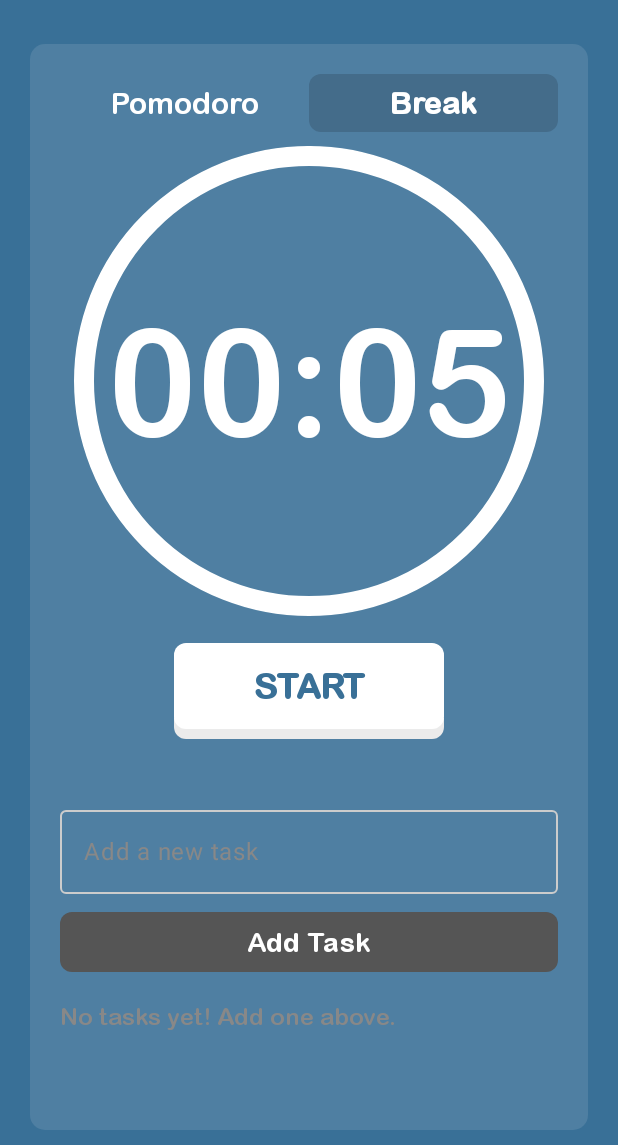
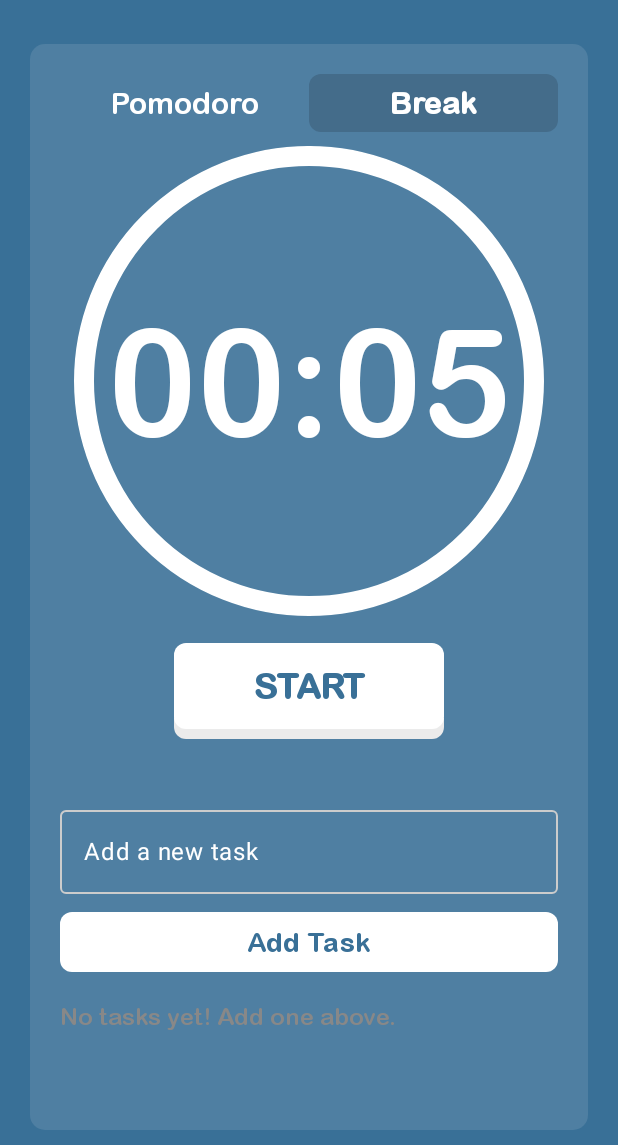
Before and after one commit to frhnHanif/Bisafokus, an Android app built with Jetpack Compose: the BreakScreen screen opened through its navigation route, on a phone screen of 412 x 824 dp, the part 91-1236 px from its top. Run offline under Robolectric (Android 15) with nearby library versions, the phone set to English and light mode, and no system bars; our stand-ins replace accompanist.

Commit message:
Minor UI Update

```diff
--- a/app/src/main/java/com/application/pomofocus/MainActivity.kt
+++ b/app/src/main/java/com/application/pomofocus/MainActivity.kt
@@ -376,7 +376,7 @@ fun PomodoroScreen(
                     OutlinedTextField(
                         value = newTaskText,
                         onValueChange = { onNewTaskTextChanged(it) },
-                        label = { Text("Add a new task", color = Color.Gray) },
+                        label = { Text("Add a new task", color = Color.White) },
                         modifier = Modifier.fillMaxWidth(),
                         singleLine = true,
                         colors = OutlinedTextFieldDefaults.colors(
@@ -403,10 +403,10 @@ fun PomodoroScreen(
                             }
                         },
                         modifier = Modifier.fillMaxWidth(),
-                        colors = ButtonDefaults.buttonColors(containerColor = Color(0xFF555555)),
+                        colors = ButtonDefaults.buttonColors(containerColor = Color(0xFFFFFFFF)),
                         shape = RoundedCornerShape(8.dp)
                     ) {
-                        Text("Add Task", color = Color.White, fontFamily = font, fontSize = 18.sp)
+                        Text("Add Task", color = BackPomodoro, fontFamily = font, fontSize = 18.sp)
                     }
 
                     Spacer(modifier = Modifier.height(16.dp))
@@ -415,7 +415,7 @@ fun PomodoroScreen(
                     if (tasks.isEmpty()) {
                         Text(
                             text = "No tasks yet! Add one above.",
-                            color = Color.Gray,
+                            color = Color.White,
                             fontFamily = font,
                             fontSize = 16.sp,
                             modifier = Modifier.fillMaxWidth()
@@ -633,7 +633,7 @@ fun BreakScreen(
                     OutlinedTextField(
                         value = newTaskText,
                         onValueChange = { onNewTaskTextChanged(it) },
-                        label = { Text("Add a new task", color = Color.Gray) },
+                        label = { Text("Add a new task", color = Color.White) },
                         modifier = Modifier.fillMaxWidth(),
                         singleLine = true,
                         colors = OutlinedTextFieldDefaults.colors(
@@ -660,10 +660,10 @@ fun BreakScreen(
                             }
                         },
                         modifier = Modifier.fillMaxWidth(),
-                        colors = ButtonDefaults.buttonColors(containerColor = Color(0xFF555555)),
+                        colors = ButtonDefaults.buttonColors(containerColor = Color(0xFFFFFFFF)),
                         shape = RoundedCornerShape(8.dp)
                     ) {
-                        Text("Add Task", color = Color.White, fontFamily = font, fontSize = 18.sp)
+                        Text("Add Task", color = BackBreak, fontFamily = font, fontSize = 18.sp)
                     }
 
                     Spacer(modifier = Modifier.height(16.dp))
```
